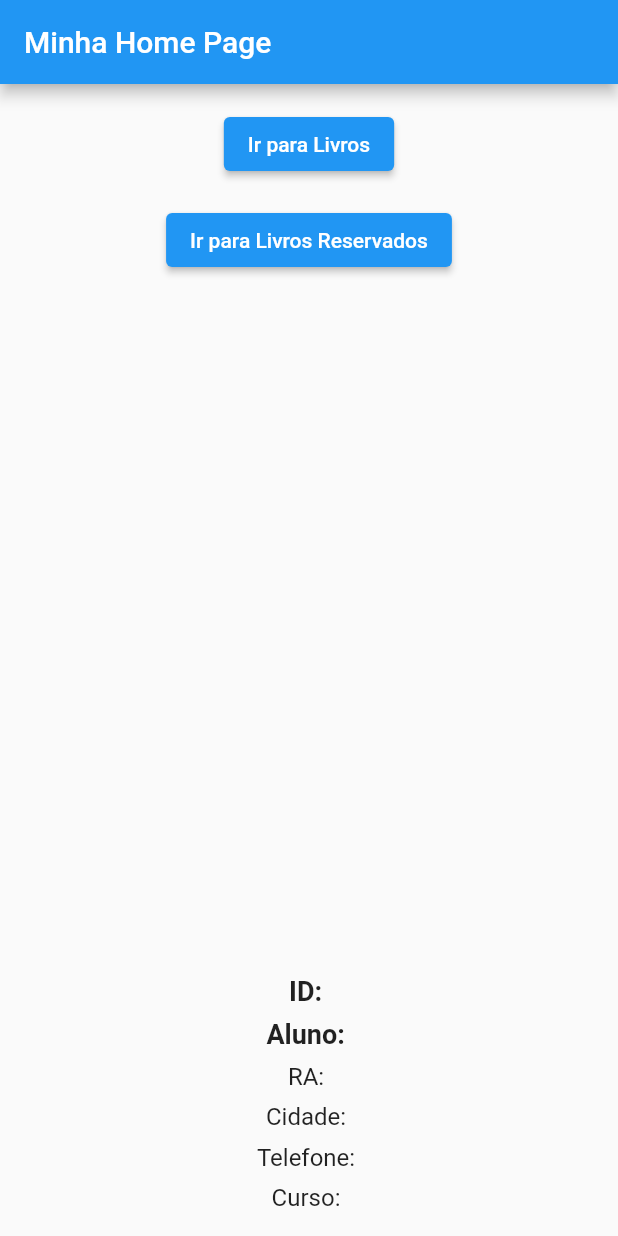
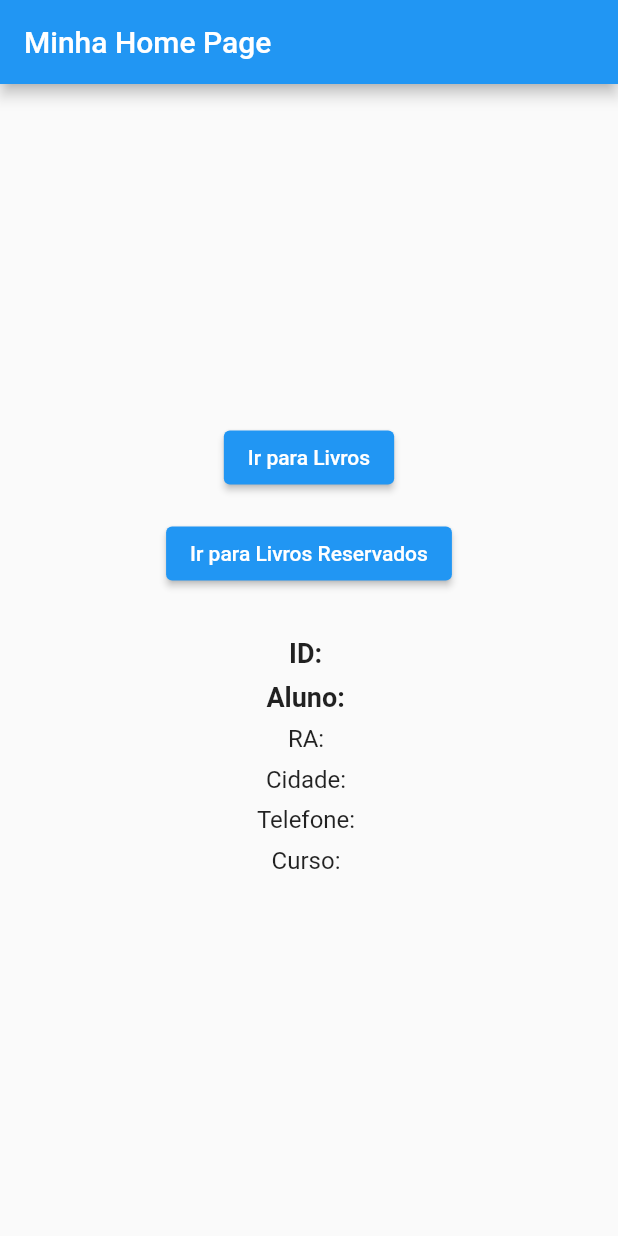
Before and after one commit to JorgeAguiar99/hackaton, a Flutter app: the HomePage screen opened directly with empty values, on a phone screen of 412 x 824 dp. Run offline on Flutter 3.47's test engine with Material 2 defaults, Android fonts, the phone set to English and light mode, and no system bars.

Commit message:
Reservas estao sendo trazidas já com base no aluno logado, porém, não redireciona para o livro detalhe ainda.

```diff
--- a/bookflow_flutter/lib/ui/pages/home_page.dart
+++ b/bookflow_flutter/lib/ui/pages/home_page.dart
@@ -1,5 +1,5 @@
 import 'package:bookflow_flutter/ui/pages/livros.dart';
-import 'package:bookflow_flutter/ui/pages/livros_reservados.dart';
+import 'package:bookflow_flutter/ui/pages/reservas_page.dart';
 import 'package:flutter/material.dart';
 
 class HomePage extends StatefulWidget {
@@ -18,10 +18,10 @@ class _HomePageState extends State<HomePage> {
       appBar: AppBar(
         title: Text('Minha Home Page'),
       ),
-      body: Column(
-        mainAxisAlignment: MainAxisAlignment.start,
+      body: Center(
+        child: Column(
+          mainAxisAlignment: MainAxisAlignment.center,
           children: [
-          SizedBox(height: 16),
             ElevatedButton(
               onPressed: () {
                 Navigator.push(
@@ -39,16 +39,14 @@ class _HomePageState extends State<HomePage> {
                 Navigator.push(
                   context,
                   MaterialPageRoute(
-                  builder: (context) => LivrosReservadosPage(alunos_id: widget.aluno['id']),
+                    builder: (context) => ReservasPage(alunoId: widget.aluno['id']),
                   ),
                 );
               },
               child: Text('Ir para Livros Reservados'),
             ),
-          Spacer(), // Ocupa todo o espaço disponível acima dos dados do aluno
-          Align(
-            alignment: Alignment.bottomCenter,
-            child: Padding(
+            SizedBox(height: 16),
+            Padding(
               padding: EdgeInsets.all(16.0),
               child: Column(
                 mainAxisAlignment: MainAxisAlignment.center,
@@ -86,8 +84,8 @@ class _HomePageState extends State<HomePage> {
                 ],
               ),
             ),
+          ],
         ),
-        ],
       ),
     );
   }
--- a/bookflow_flutter/lib/ui/pages/login_page.dart
+++ b/bookflow_flutter/lib/ui/pages/login_page.dart
@@ -28,7 +28,6 @@ class _LoginPageState extends State<LoginPage> {
         );
         if (aluno != null) {
           final alunoId = aluno['id'];
-          // Redirecionar para a HomePage e passar os dados do aluno como argumento
           Navigator.pushReplacement(
             context,
             MaterialPageRoute(builder: (context) => HomePage(aluno: aluno)),
```
Also changed, not shown: bookflow_flutter/lib/ui/pages/livros_reservados.dart (deleted, +0 -67 lines), bookflow_flutter/lib/ui/pages/reservas_page.dart (added, +57 -0 lines), 1 other file. Lines whose indentation alone changed are shown as unchanged.
